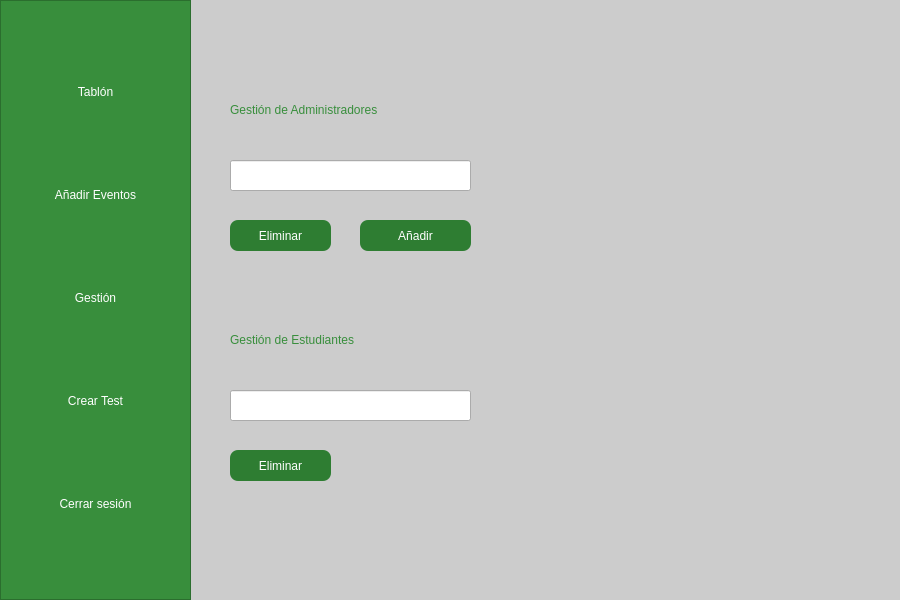
The window that src/vista/Ui/Gestión.ui (encinaa/LodzConnect) describes before a commit, drawn with Qt 5.
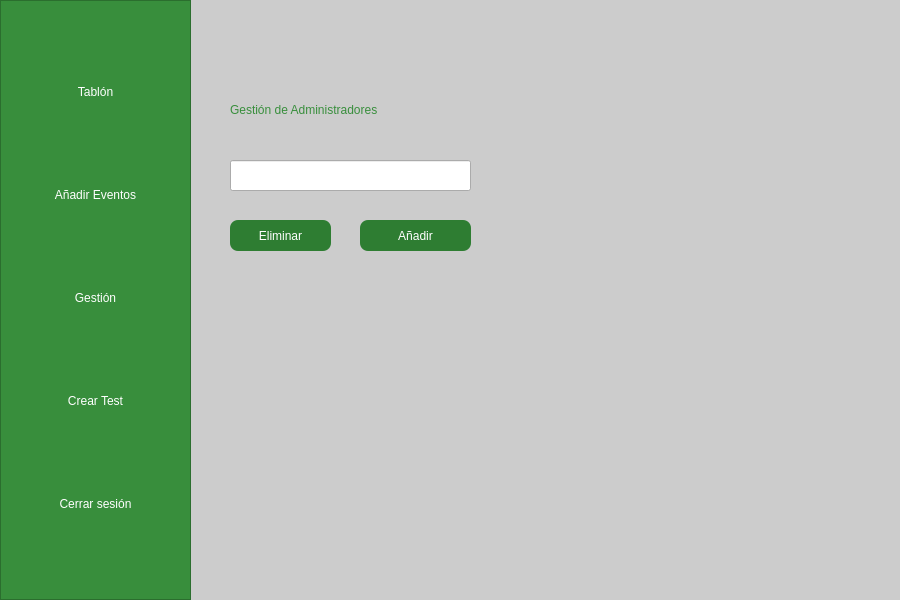
The same window after the commit. Icons and pictures are not drawn.

Diff of the .ui file:
```diff
--- a/src/vista/Ui/Gestión.ui
+++ b/src/vista/Ui/Gestión.ui
@@ -166,46 +166,6 @@
      </rect>
     </property>
    </widget>
-   <widget class="QLabel" name="mainLabel_2">
-    <property name="geometry">
-     <rect>
-      <x>230</x>
-      <y>320</y>
-      <width>600</width>
-      <height>40</height>
-     </rect>
-    </property>
-    <property name="styleSheet">
-     <string notr="true">font: 18pt &quot;Century&quot;;
-color: #388e3c;</string>
-    </property>
-    <property name="text">
-     <string>Gestión de Estudiantes</string>
-    </property>
-   </widget>
-   <widget class="QLineEdit" name="EmailEstudiante">
-    <property name="geometry">
-     <rect>
-      <x>230</x>
-      <y>390</y>
-      <width>241</width>
-      <height>31</height>
-     </rect>
-    </property>
-   </widget>
-   <widget class="QPushButton" name="BotonEliminarEstudiante">
-    <property name="geometry">
-     <rect>
-      <x>230</x>
-      <y>450</y>
-      <width>101</width>
-      <height>31</height>
-     </rect>
-    </property>
-    <property name="text">
-     <string>Eliminar</string>
-    </property>
-   </widget>
   </widget>
  </widget>
  <resources>
```
